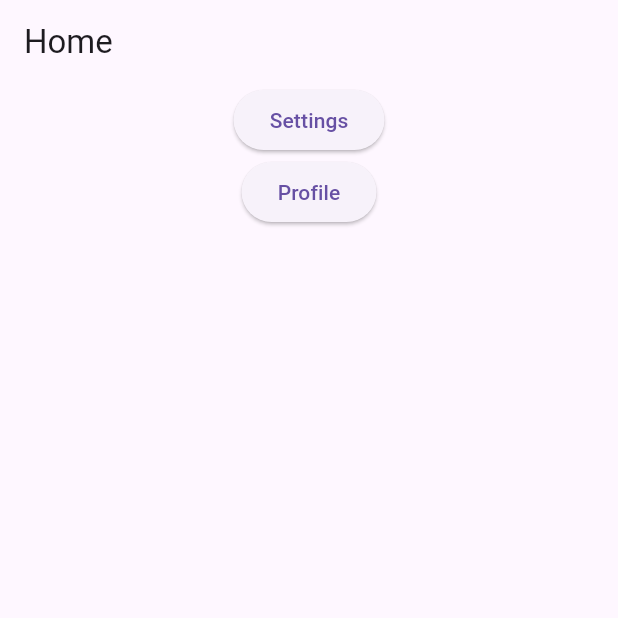
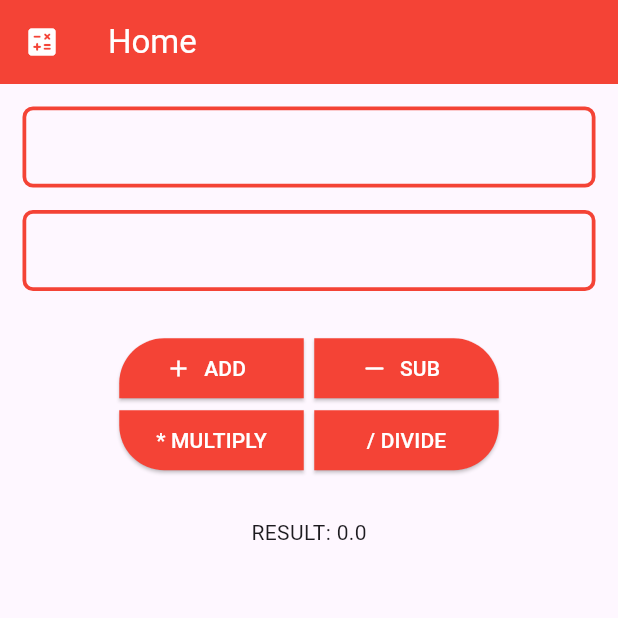
Before and after one commit to m-mhe/flutter_practice, a Flutter app: the screen it shows after launch, on a phone screen of 412 x 824 dp, the top half of it. Run offline on Flutter 3.47's test engine with Material 3 defaults, Android fonts, the phone set to English and light mode, and no system bars.

Commit message:
first commit

```diff
--- /dev/null
+++ b/project_one/lib/home_page.dart
@@ -0,0 +1,129 @@
+import 'package:flutter/material.dart';
+
+class HomePage extends StatefulWidget {
+  const HomePage({super.key});
+
+  @override
+  State<HomePage> createState() => _HomePageState();
+}
+
+class _HomePageState extends State<HomePage> {
+
+  final TextEditingController _slotOne = TextEditingController();
+  final TextEditingController _slotTwo = TextEditingController();
+  double _result = 00.00;
+
+  void _add(){
+    double numberOne = double.tryParse(_slotOne.text) ?? 0;
+    double numberTwo = double.tryParse(_slotTwo.text) ?? 0;
+    _result = numberOne + numberTwo ;
+  }
+  void _sub(){
+    double numberOne = double.tryParse(_slotOne.text) ?? 0;
+    double numberTwo = double.tryParse(_slotTwo.text) ?? 0;
+    _result = numberOne - numberTwo ;
+  }
+  void _multiply(){
+    double numberOne = double.tryParse(_slotOne.text) ?? 0;
+    double numberTwo = double.tryParse(_slotTwo.text) ?? 0;
+    _result = numberOne * numberTwo ;
+  }
+  void _divide(){
+    double numberOne = double.tryParse(_slotOne.text) ?? 0;
+    double numberTwo = double.tryParse(_slotTwo.text) ?? 0;
+    _result = numberOne / numberTwo ;
+  }
+
+  @override
+  Widget build(BuildContext context) {
+    return Scaffold(
+      appBar: AppBar(
+        leading: const Icon(Icons.calculate_rounded),
+        title: const Text('Home'),
+      ),
+      body: Padding(
+        padding: const EdgeInsets.all(15),
+        child: Column(
+          children: [
+            TextField(
+              controller: _slotOne,
+              keyboardType: TextInputType.number,
+            ),
+            const SizedBox(
+              height: 15,
+            ),
+            TextField(
+              controller: _slotTwo,
+              keyboardType: TextInputType.number,
+            ),
+            Padding(
+              padding: EdgeInsets.symmetric(
+                  vertical: MediaQuery.sizeOf(context).height / 30),
+              child: Wrap(
+                alignment: WrapAlignment.center,
+                spacing: 7,
+                children: [
+                  ElevatedButton.icon(
+                    style: ElevatedButton.styleFrom(
+                      shape: const RoundedRectangleBorder(
+                          borderRadius: BorderRadius.only(topLeft: Radius.circular(30))
+                      ),
+                    ),
+                    onPressed: () {
+                      setState(() {
+                        _add();
+                      },);
+                    },
+                    icon: const Icon(Icons.add),
+                    label: const Text('ADD'),
+                  ),
+                  ElevatedButton.icon(
+                    style: ElevatedButton.styleFrom(
+                      shape: const RoundedRectangleBorder(
+                          borderRadius: BorderRadius.only(topRight: Radius.circular(30))
+                      ),
+                    ),
+                    onPressed: () {
+                      setState(() {
+                        _sub();
+                      },);
+                    },
+                    icon: const Icon(Icons.horizontal_rule_rounded),
+                    label: const Text('SUB'),
+                  ),
+                  ElevatedButton(
+                    style: ElevatedButton.styleFrom(
+                      shape: const RoundedRectangleBorder(
+                          borderRadius: BorderRadius.only(bottomLeft: Radius.circular(30))
+                      ),
+                    ),
+                    onPressed: () {
+                      setState(() {
+                        _multiply();
+                      },);
+                    },
+                    child: const Text('* MULTIPLY'),
+                  ),
+                  ElevatedButton(
+                    style: ElevatedButton.styleFrom(
+                      shape: const RoundedRectangleBorder(
+                          borderRadius: BorderRadius.only(bottomRight: Radius.circular(30))
+                      ),
+                    ),
+                    onPressed: () {
+                      setState(() {
+                        _divide();
+                      },);
+                    },
+                    child: const Text('/ DIVIDE'),
+                  ),
+                ],
+              ),
+            ),
+            Text('RESULT: $_result')
+          ],
+        ),
+      ),
+    );
+  }
+}
--- a/project_one/lib/main.dart
+++ b/project_one/lib/main.dart
@@ -1,8 +1,7 @@
-/*
-basic:
 import 'package:flutter/material.dart';
+import 'package:project_one/home_page.dart';
 
-void main() {
+void main(){
   runApp(const MyApp());
 }
 
@@ -12,244 +11,62 @@ class MyApp extends StatelessWidget {
   @override
   Widget build(BuildContext context) {
     return MaterialApp(
-      initialRoute: '/',
-      routes: {
-        '/' : (context) => const HomeScreen(),
-        '/settings' : (context) => const SettingsScreen(),
-        '/profile' : (context) => const ProfileScreen(),
-      },
+      title: 'Sum App',
+      theme: ThemeData(
+        appBarTheme: const AppBarTheme(
+          backgroundColor: Colors.red,
+          foregroundColor: Colors.white
+        ),
+        inputDecorationTheme: InputDecorationTheme(
+          contentPadding: const EdgeInsets.all(15),
+          border: OutlineInputBorder(
+            borderRadius: BorderRadius.circular(7),
+            borderSide: const BorderSide(
+              color: Colors.red,
+              width: 2.5,
+            ),
+          ),
+          enabledBorder: OutlineInputBorder(
+            borderRadius: BorderRadius.circular(7),
+            borderSide: const BorderSide(
+              color: Colors.red,
+              width: 2.5,
+            ),
+          ),
+          focusedBorder: OutlineInputBorder(
+            borderRadius: BorderRadius.circular(17),
+            borderSide: const BorderSide(
+              color: Colors.red,
+              width: 2.5,
+            ),
+          ),
+          focusedErrorBorder: OutlineInputBorder(
+            borderRadius: BorderRadius.circular(7),
+            borderSide: const BorderSide(
+              color: Colors.red,
+              width: 2.5,
+            ),
+          ),
+          errorBorder: OutlineInputBorder(
+            borderRadius: BorderRadius.circular(7),
+            borderSide: const BorderSide(
+              color: Colors.red,
+              width: 2.5,
+            ),
+          ),
+        ),
+        elevatedButtonTheme: ElevatedButtonThemeData(
+          style: ElevatedButton.styleFrom(
+            foregroundColor: Colors.white,
+            backgroundColor: Colors.red,
+            fixedSize: const Size(123, 15),
+            shape: RoundedRectangleBorder(
+              borderRadius: BorderRadius.circular(7)
+            ),
+          ),
+        ),
+      ),
+      home: const HomePage(),
     );
   }
 }
-
-class HomeScreen extends StatelessWidget {
-  const HomeScreen({super.key});
-
-  @override
-  Widget build(BuildContext context) {
-    return Scaffold(
-      appBar: AppBar(
-        title: const Text('Home'),
-      ),
-      body: Center(
-        child: Column(
-          children: [
-            ElevatedButton(
-              onPressed: () {
-                Navigator.pushNamed(context, '/settings');
-              },
-              child: const Text('Settings'),
-            ),
-            ElevatedButton(
-              onPressed: () {
-                Navigator.pushReplacementNamed(context, '/profile',
-                    arguments: 45);
-              },
-              child: const Text('Profile'),
-            ),
-          ],
-        ),
-      ),
-    );
-  }
-}
-
-class ProfileScreen extends StatelessWidget {
-  const ProfileScreen({super.key});
-
-  @override
-  Widget build(BuildContext context) {
-    final args =
-        ModalRoute.of(context)?.settings.arguments as int;
-    print(args);
-
-    return Scaffold(
-      appBar: AppBar(
-        title: const Text('Profile'),
-      ),
-      body: Center(
-        child: Column(
-          children: [
-            ElevatedButton(
-              onPressed: () {
-                Navigator.pushNamedAndRemoveUntil(
-                    context, '/', (route) => false);
-              },
-              child: const Text('Home'),
-            ),
-            ElevatedButton(
-              onPressed: () {},
-              child: const Text('Settings'),
-            ),
-          ],
-        ),
-      ),
-    );
-  }
-}
-
-class SettingsScreen extends StatelessWidget {
-  const SettingsScreen({super.key});
-
-  @override
-  Widget build(BuildContext context) {
-    return Scaffold(
-      appBar: AppBar(
-        title: const Text('Settings'),
-      ),
-      body: Center(
-        child: Column(
-          children: [
-            ElevatedButton(
-              onPressed: () {},
-              child: const Text('Profile'),
-            ),
-            ElevatedButton(
-              onPressed: () {},
-              child: const Text('Home'),
-            ),
-          ],
-        ),
-      ),
-    );
-  }
-}
-*/
-import 'package:flutter/material.dart';
-
-void main() {
-  runApp(const MyApp());
-}
-
-class MyApp extends StatefulWidget {
-  const MyApp({super.key});
-
-  @override
-  State<MyApp> createState() => _MyAppState();
-}
-
-class _MyAppState extends State<MyApp> {
-  @override
-  Widget build(BuildContext context) {
-    return MaterialApp(initialRoute: '/', onGenerateRoute: _generateRoute);
-  }
-
-  MaterialPageRoute? _generateRoute(RouteSettings settings) {
-    Widget? widget;
-    switch (settings.name) {
-      case HomeScreen.routeName:
-        widget = const HomeScreen();
-        break;
-      case SettingsScreen.routeName:
-        widget = const SettingsScreen();
-        break;
-      case ProfileScreen.routeName:
-        String userName = settings.arguments as String;
-        widget = ProfileScreen(userName: userName);
-        break;
-    }
-
-    if (widget != null) {
-      return MaterialPageRoute(builder: (context) => widget!);
-    }
-    return null;
-  }
-}
-
-class HomeScreen extends StatelessWidget {
-  static const String routeName = '/';
-
-  const HomeScreen({super.key});
-
-  @override
-  Widget build(BuildContext context) {
-    return Scaffold(
-      appBar: AppBar(
-        title: const Text('Home'),
-      ),
-      body: Center(
-        child: Column(
-          children: [
-            ElevatedButton(
-              onPressed: () {
-                Navigator.pushNamed(context, SettingsScreen.routeName);
-              },
-              child: const Text('Settings'),
-            ),
-            ElevatedButton(
-              onPressed: () {
-                Navigator.pushReplacementNamed(context, ProfileScreen.routeName,
-                    arguments: 'Rafat J');
-              },
-              child: const Text('Profile'),
-            ),
-          ],
-        ),
-      ),
-    );
-  }
-}
-
-class ProfileScreen extends StatelessWidget {
-  static const String routeName = '/profile';
-
-  const ProfileScreen({super.key, required this.userName});
-
-  final String userName;
-
-  @override
-  Widget build(BuildContext context) {
-    print(userName);
-    return Scaffold(
-      appBar: AppBar(
-        title: const Text('Profile'),
-      ),
-      body: Center(
-        child: Column(
-          children: [
-            ElevatedButton(
-              onPressed: () {
-                Navigator.pushNamedAndRemoveUntil(
-                    context, '/', (route) => false);
-              },
-              child: const Text('Home'),
-            ),
-            ElevatedButton(
-              onPressed: () {},
-              child: const Text('Settings'),
-            ),
-          ],
-        ),
-      ),
-    );
-  }
-}
-
-class SettingsScreen extends StatelessWidget {
-  static const String routeName = '/settings';
-
-  const SettingsScreen({super.key});
-
-  @override
-  Widget build(BuildContext context) {
-    return Scaffold(
-      appBar: AppBar(
-        title: const Text('Settings'),
-      ),
-      body: Center(
-        child: Column(
-          children: [
-            ElevatedButton(
-              onPressed: () {},
-              child: const Text('Profile'),
-            ),
-            ElevatedButton(
-              onPressed: () {},
-              child: const Text('Home'),
-            ),
-          ],
-        ),
-      ),
-    );
-  }
-}
```
